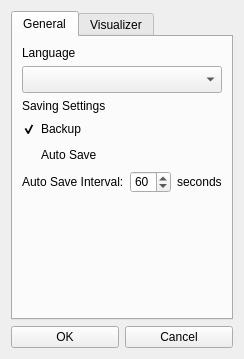
Before: the Qt Designer form DCGUI/Windows/SettingsDialog.ui in DanielZorin/DataCenters, drawn with Qt 5.
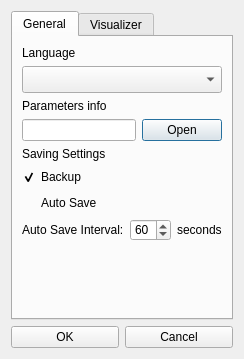
After: the same form once the commit is applied. The open tabs and pages were chosen to show the change. Icons and pictures are not drawn.

Commit message: Node params in settings

The edit to the form file:
```diff
--- a/DCGUI/Windows/SettingsDialog.ui
+++ b/DCGUI/Windows/SettingsDialog.ui
@@ -89,6 +89,27 @@
            </property>
           </widget>
          </item>
+         <item>
+          <widget class="QLabel" name="label_5">
+           <property name="text">
+            <string>Parameters info</string>
+           </property>
+          </widget>
+         </item>
+         <item>
+          <layout class="QHBoxLayout" name="horizontalLayout_4">
+           <item>
+            <widget class="QLineEdit" name="params"/>
+           </item>
+           <item>
+            <widget class="QPushButton" name="open">
+             <property name="text">
+              <string>Open</string>
+             </property>
+            </widget>
+           </item>
+          </layout>
+         </item>
          <item>
           <widget class="QLabel" name="label_4">
            <property name="text">
```
Left out of the diff: 19 changed lines with no effect on the pictures. The commit also changes 24 other files.
